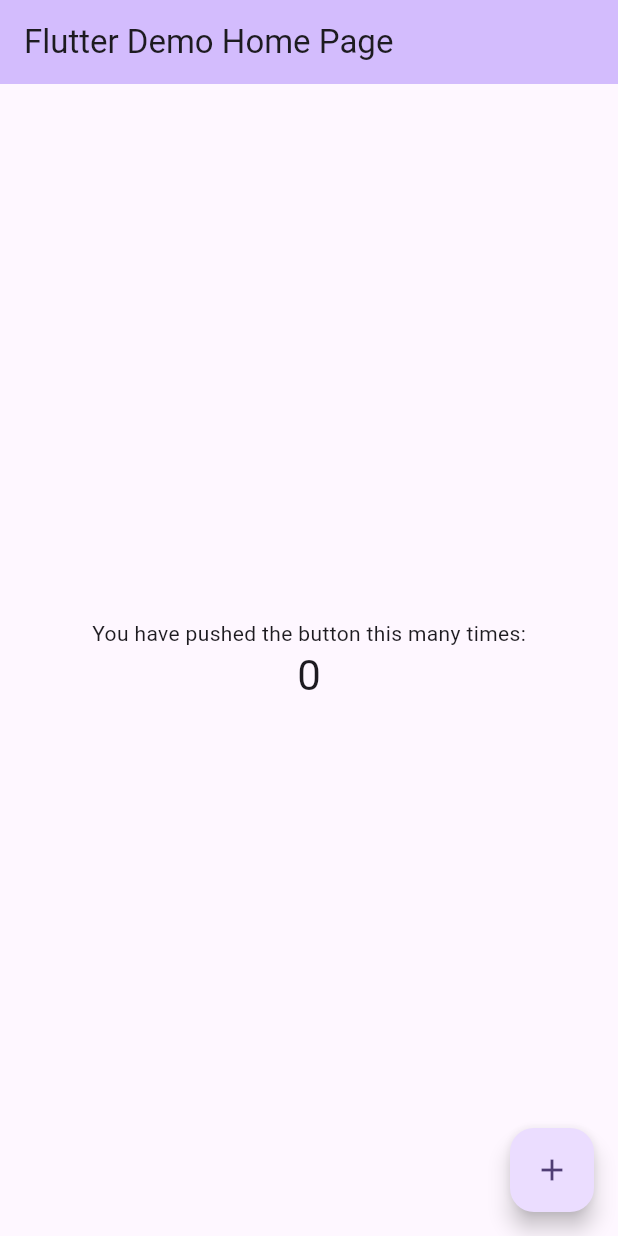
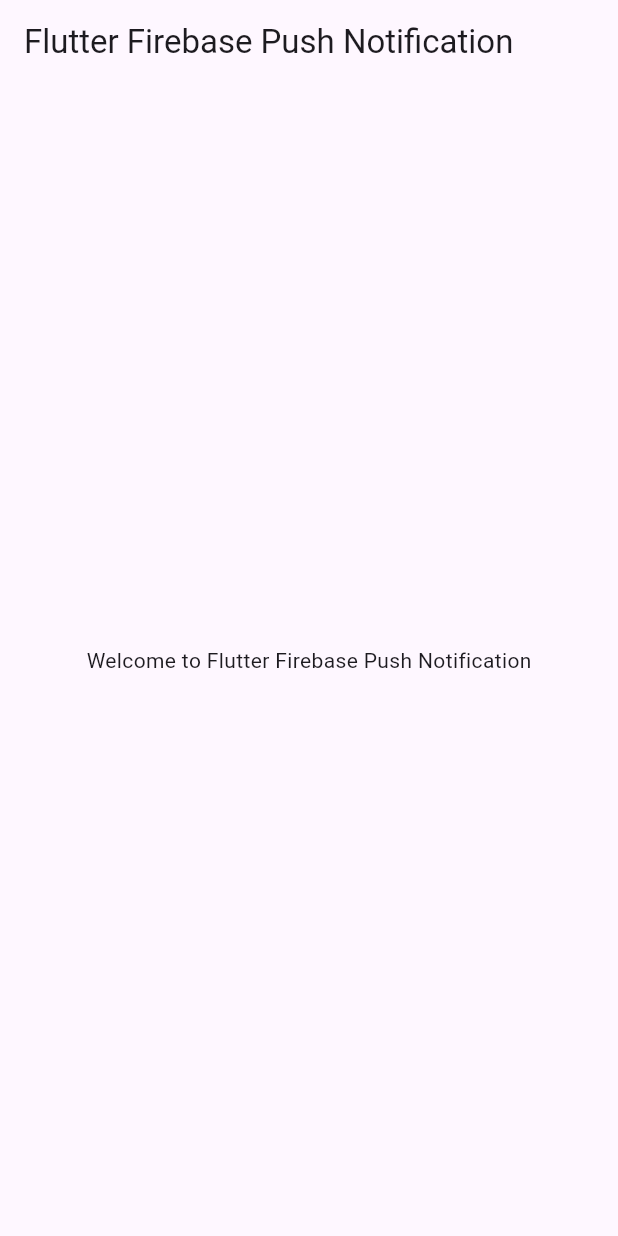
Before and after one commit to masud51435/firebase_notification, a Flutter app: the screen it shows after launch, on a phone screen of 412 x 824 dp. Run offline on Flutter 3.47's test engine with Material 3 defaults, Android fonts, the phone set to English and light mode, and no system bars.

Commit message:
setup project

```diff
--- /dev/null
+++ b/lib/home_page.dart
@@ -0,0 +1,24 @@
+import 'package:flutter/material.dart';
+
+class MyHomePage extends StatelessWidget {
+  const MyHomePage({super.key});
+
+  @override
+  Widget build(BuildContext context) {
+    return Scaffold(
+      appBar: AppBar(
+        title: const Text('Flutter Firebase Push Notification'),
+      ),
+      body: Center(
+        child: Column(
+          mainAxisAlignment: MainAxisAlignment.center,
+          children: const <Widget>[
+            Text(
+              'Welcome to Flutter Firebase Push Notification',
+            ),
+          ],
+        ),
+      ),
+    );
+  }
+}
--- a/lib/main.dart
+++ b/lib/main.dart
@@ -1,3 +1,4 @@
+import 'package:firebase_push_notification/home_page.dart';
 import 'package:flutter/material.dart';
 
 void main() {
@@ -11,115 +12,12 @@ class MyApp extends StatelessWidget {
   @override
   Widget build(BuildContext context) {
     return MaterialApp(
-      title: 'Flutter Demo',
+      title: 'Firebase Push Notification',
       theme: ThemeData(
-        // This is the theme of your application.
-        //
-        // TRY THIS: Try running your application with "flutter run". You'll see
-        // the application has a purple toolbar. Then, without quitting the app,
-        // try changing the seedColor in the colorScheme below to Colors.green
-        // and then invoke "hot reload" (save your changes or press the "hot
-        // reload" button in a Flutter-supported IDE, or press "r" if you used
-        // the command line to start the app).
-        //
-        // Notice that the counter didn't reset back to zero; the application
-        // state is not lost during the reload. To reset the state, use hot
-        // restart instead.
-        //
-        // This works for code too, not just values: Most code changes can be
-        // tested with just a hot reload.
         colorScheme: ColorScheme.fromSeed(seedColor: Colors.deepPurple),
         useMaterial3: true,
       ),
-      home: const MyHomePage(title: 'Flutter Demo Home Page'),
+      home: const MyHomePage(),
     );
   }
 }
-
-class MyHomePage extends StatefulWidget {
-  const MyHomePage({super.key, required this.title});
-
-  // This widget is the home page of your application. It is stateful, meaning
-  // that it has a State object (defined below) that contains fields that affect
-  // how it looks.
-
-  // This class is the configuration for the state. It holds the values (in this
-  // case the title) provided by the parent (in this case the App widget) and
-  // used by the build method of the State. Fields in a Widget subclass are
-  // always marked "final".
-
-  final String title;
-
-  @override
-  State<MyHomePage> createState() => _MyHomePageState();
-}
-
-class _MyHomePageState extends State<MyHomePage> {
-  int _counter = 0;
-
-  void _incrementCounter() {
-    setState(() {
-      // This call to setState tells the Flutter framework that something has
-      // changed in this State, which causes it to rerun the build method below
-      // so that the display can reflect the updated values. If we changed
-      // _counter without calling setState(), then the build method would not be
-      // called again, and so nothing would appear to happen.
-      _counter++;
-    });
-  }
-
-  @override
-  Widget build(BuildContext context) {
-    // This method is rerun every time setState is called, for instance as done
-    // by the _incrementCounter method above.
-    //
-    // The Flutter framework has been optimized to make rerunning build methods
-    // fast, so that you can just rebuild anything that needs updating rather
-    // than having to individually change instances of widgets.
-    return Scaffold(
-      appBar: AppBar(
-        // TRY THIS: Try changing the color here to a specific color (to
-        // Colors.amber, perhaps?) and trigger a hot reload to see the AppBar
-        // change color while the other colors stay the same.
-        backgroundColor: Theme.of(context).colorScheme.inversePrimary,
-        // Here we take the value from the MyHomePage object that was created by
-        // the App.build method, and use it to set our appbar title.
-        title: Text(widget.title),
-      ),
-      body: Center(
-        // Center is a layout widget. It takes a single child and positions it
-        // in the middle of the parent.
-        child: Column(
-          // Column is also a layout widget. It takes a list of children and
-          // arranges them vertically. By default, it sizes itself to fit its
-          // children horizontally, and tries to be as tall as its parent.
-          //
-          // Column has various properties to control how it sizes itself and
-          // how it positions its children. Here we use mainAxisAlignment to
-          // center the children vertically; the main axis here is the vertical
-          // axis because Columns are vertical (the cross axis would be
-          // horizontal).
-          //
-          // TRY THIS: Invoke "debug painting" (choose the "Toggle Debug Paint"
-          // action in the IDE, or press "p" in the console), to see the
-          // wireframe for each widget.
-          mainAxisAlignment: MainAxisAlignment.center,
-          children: <Widget>[
-            const Text(
-              'You have pushed the button this many times:',
-            ),
-            Text(
-              '$_counter',
-              style: Theme.of(context).textTheme.headlineMedium,
-            ),
-          ],
-        ),
-      ),
-      floatingActionButton: FloatingActionButton(
-        onPressed: _incrementCounter,
-        tooltip: 'Increment',
-        child: const Icon(Icons.add),
-      ), // This trailing comma makes auto-formatting nicer for build methods.
-    );
-  }
-}
```
Also changed, not shown: lib/firebase_notificaion.dart (added).
